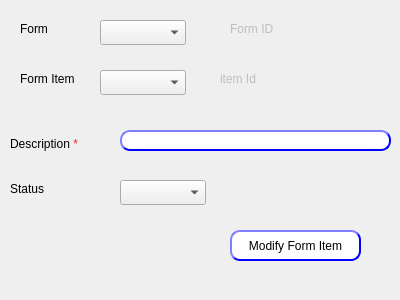
First picture: the form in presentation/authorization_ui/modifyFormItem.ui, repository Hossam01/HyperPOS2020Design, before the edit.
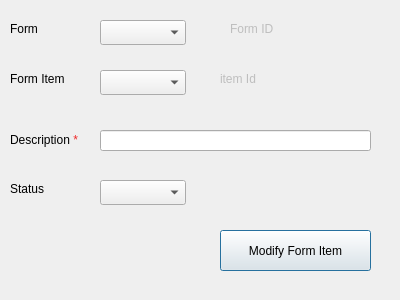
Second picture: the form after the edit.

What changed in the file:
```diff
--- a/presentation/authorization_ui/modifyFormItem.ui
+++ b/presentation/authorization_ui/modifyFormItem.ui
@@ -10,13 +10,25 @@
     <height>300</height>
    </rect>
   </property>
+  <property name="minimumSize">
+   <size>
+    <width>400</width>
+    <height>300</height>
+   </size>
+  </property>
+  <property name="maximumSize">
+   <size>
+    <width>400</width>
+    <height>300</height>
+   </size>
+  </property>
   <property name="windowTitle">
    <string>Dialog</string>
   </property>
   <widget class="QComboBox" name="CMB_formItemStatus">
    <property name="geometry">
     <rect>
-     <x>120</x>
+     <x>100</x>
      <y>180</y>
      <width>86</width>
      <height>25</height>
@@ -26,35 +38,16 @@
   <widget class="QPushButton" name="BTN_modifyFormItem">
    <property name="geometry">
     <rect>
-     <x>230</x>
+     <x>220</x>
      <y>230</y>
-     <width>131</width>
-     <height>31</height>
+     <width>151</width>
+     <height>41</height>
     </rect>
    </property>
-   <property name="styleSheet">
-    <string notr="true">QPushButton{
-                                        background-color: white;
-                                        border-style: outset;
-                                        border-width: 2px;
-                                        border-radius: 10px;
-                                        border-color: blue;
-                                        min-width: 6em;
-                                        }
-                                        QPushButton:hover {
-                                        background: qradialgradient(
-                                        cx: 0.3, cy: -0.4, fx: 0.3, fy: -0.4,
-                                        radius: 1.35, stop: 0 #fff, stop: 1 #bbb
-                                        );
-                                        }
-                                        QPushButton:pressed {
-                                        border-style: inset;
-                                        background: qradialgradient(
-                                        cx: 0.4, cy: -0.1, fx: 0.4, fy: -0.1,
-                                        radius: 1.35, stop: 0 #fff, stop: 1 #ddd
-                                        );
-                                        }
-                                    </string>
+   <property name="font">
+    <font>
+     <pointsize>9</pointsize>
+    </font>
    </property>
    <property name="text">
     <string>Modify Form Item</string>
@@ -76,7 +69,7 @@
   <widget class="QLabel" name="label_2">
    <property name="geometry">
     <rect>
-     <x>20</x>
+     <x>10</x>
      <y>20</y>
      <width>67</width>
      <height>17</height>
@@ -121,36 +114,12 @@
   <widget class="QLineEdit" name="LE_desc">
    <property name="geometry">
     <rect>
-     <x>120</x>
+     <x>100</x>
      <y>130</y>
      <width>271</width>
      <height>21</height>
     </rect>
    </property>
-   <property name="styleSheet">
-    <string notr="true">QLineEdit{
-                                        background-color: white;
-                                        border-style: outset;
-                                        border-width: 2px;
-                                        border-radius: 10px;
-                                        border-color: blue;
-                                        min-width: 6em;
-                                        }
-                                        QLineEdit:hover {
-                                        background: qradialgradient(
-                                        cx: 0.3, cy: -0.4, fx: 0.3, fy: -0.4,
-                                        radius: 1.35, stop: 0 #fff, stop: 1 #bbb
-                                        );
-                                        }
-                                       QLineEdit:pressed {
-                                        border-style: inset;
-                                        background: qradialgradient(
-                                        cx: 0.4, cy: -0.1, fx: 0.4, fy: -0.1,
-                                        radius: 1.35, stop: 0 #fff, stop: 1 #ddd
-                                        );
-                                        }
-                                    </string>
-   </property>
   </widget>
   <widget class="QLabel" name="LB_formItemID">
    <property name="enabled">
@@ -174,7 +143,7 @@
   <widget class="QLabel" name="label_5">
    <property name="geometry">
     <rect>
-     <x>20</x>
+     <x>10</x>
      <y>70</y>
      <width>71</width>
      <height>17</height>
@@ -200,7 +169,7 @@
      <x>10</x>
      <y>130</y>
      <width>99</width>
-     <height>29</height>
+     <height>21</height>
     </rect>
    </property>
    <property name="text">
```
